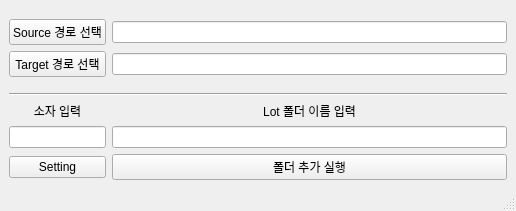
Old version of the form Mk_ui.ui in the repository junlee11/MK_Lot.
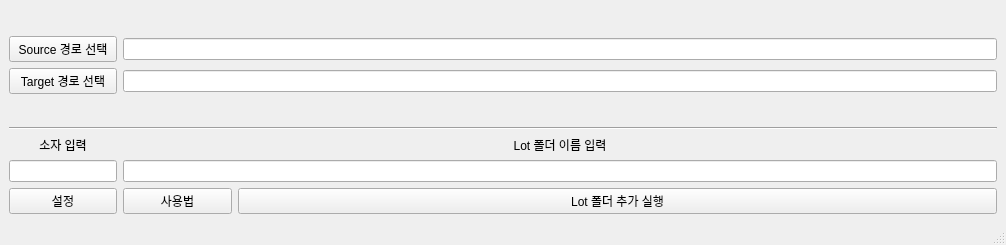
New version of the form.

What changed in the file:
```diff
--- a/Mk_ui.ui
+++ b/Mk_ui.ui
@@ -6,15 +6,58 @@
    <rect>
     <x>0</x>
     <y>0</y>
-    <width>516</width>
-    <height>211</height>
+    <width>1006</width>
+    <height>245</height>
    </rect>
   </property>
   <property name="windowTitle">
    <string>Make_Lot_Folder</string>
   </property>
   <widget class="QWidget" name="centralwidget">
-   <layout class="QGridLayout" name="gridLayout" columnstretch="1,9">
+   <layout class="QGridLayout" name="gridLayout" columnstretch="1,1,7">
+    <item row="4" column="1">
+     <spacer name="verticalSpacer_2">
+      <property name="orientation">
+       <enum>Qt::Vertical</enum>
+      </property>
+      <property name="sizeHint" stdset="0">
+       <size>
+        <width>20</width>
+        <height>40</height>
+       </size>
+      </property>
+     </spacer>
+    </item>
+    <item row="6" column="0">
+     <widget class="QLabel" name="label_3">
+      <property name="text">
+       <string>소자 입력</string>
+      </property>
+      <property name="alignment">
+       <set>Qt::AlignCenter</set>
+      </property>
+     </widget>
+    </item>
+    <item row="4" column="0">
+     <spacer name="verticalSpacer">
+      <property name="orientation">
+       <enum>Qt::Vertical</enum>
+      </property>
+      <property name="sizeHint" stdset="0">
+       <size>
+        <width>20</width>
+        <height>40</height>
+       </size>
+      </property>
+     </spacer>
+    </item>
+    <item row="7" column="0">
+     <widget class="QLineEdit" name="line_device">
+      <property name="alignment">
+       <set>Qt::AlignCenter</set>
+      </property>
+     </widget>
+    </item>
     <item row="1" column="0">
      <widget class="QPushButton" name="push_source">
       <property name="text">
@@ -22,25 +65,6 @@
       </property>
      </widget>
     </item>
-    <item row="1" column="1">
-     <widget class="QLineEdit" name="line_source"/>
-    </item>
-    <item row="7" column="0">
-     <widget class="QLineEdit" name="line_device"/>
-    </item>
-    <item row="0" column="1">
-     <spacer name="verticalSpacer_4">
-      <property name="orientation">
-       <enum>Qt::Vertical</enum>
-      </property>
-      <property name="sizeHint" stdset="0">
-       <size>
-        <width>20</width>
-        <height>40</height>
-       </size>
-      </property>
-     </spacer>
-    </item>
     <item row="0" column="0">
      <spacer name="verticalSpacer_3">
       <property name="orientation">
@@ -54,22 +78,18 @@
       </property>
      </spacer>
     </item>
-    <item row="2" column="1">
-     <widget class="QLineEdit" name="line_target"/>
-    </item>
-    <item row="8" column="0">
-     <widget class="QPushButton" name="push_setting">
-      <property name="text">
-       <string>Setting</string>
+    <item row="0" column="1">
+     <spacer name="verticalSpacer_4">
+      <property name="orientation">
+       <enum>Qt::Vertical</enum>
       </property>
-     </widget>
-    </item>
-    <item row="8" column="1">
-     <widget class="QPushButton" name="push_run">
-      <property name="text">
-       <string>폴더 추가 실행</string>
+      <property name="sizeHint" stdset="0">
+       <size>
+        <width>20</width>
+        <height>40</height>
+       </size>
       </property>
-     </widget>
+     </spacer>
     </item>
     <item row="2" column="0">
      <widget class="QPushButton" name="push_target">
@@ -78,20 +98,31 @@
       </property>
      </widget>
     </item>
-    <item row="6" column="0">
-     <widget class="QLabel" name="label_3">
+    <item row="8" column="1">
+     <widget class="QPushButton" name="push_manual">
       <property name="text">
-       <string>소자 입력</string>
+       <string>사용법</string>
       </property>
-      <property name="alignment">
-       <set>Qt::AlignCenter</set>
+     </widget>
+    </item>
+    <item row="8" column="0">
+     <widget class="QPushButton" name="push_setting">
+      <property name="text">
+       <string>설정</string>
       </property>
      </widget>
     </item>
-    <item row="7" column="1">
+    <item row="8" column="2">
+     <widget class="QPushButton" name="push_run">
+      <property name="text">
+       <string>Lot 폴더 추가 실행</string>
+      </property>
+     </widget>
+    </item>
+    <item row="7" column="1" colspan="2">
      <widget class="QLineEdit" name="line_folder"/>
     </item>
-    <item row="6" column="1">
+    <item row="6" column="1" colspan="2">
      <widget class="QLabel" name="label">
       <property name="text">
        <string>Lot 폴더 이름 입력</string>
@@ -101,39 +132,27 @@
       </property>
      </widget>
     </item>
-    <item row="5" column="0" colspan="2">
+    <item row="2" column="1" colspan="2">
+     <widget class="QLineEdit" name="line_target">
+      <property name="readOnly">
+       <bool>true</bool>
+      </property>
+     </widget>
+    </item>
+    <item row="1" column="1" colspan="2">
+     <widget class="QLineEdit" name="line_source">
+      <property name="readOnly">
+       <bool>true</bool>
+      </property>
+     </widget>
+    </item>
+    <item row="5" column="0" colspan="3">
      <widget class="Line" name="line">
       <property name="orientation">
        <enum>Qt::Horizontal</enum>
       </property>
      </widget>
     </item>
-    <item row="4" column="1">
-     <spacer name="verticalSpacer_2">
-      <property name="orientation">
-       <enum>Qt::Vertical</enum>
-      </property>
-      <property name="sizeHint" stdset="0">
-       <size>
-        <width>20</width>
-        <height>40</height>
-       </size>
-      </property>
-     </spacer>
-    </item>
-    <item row="4" column="0">
-     <spacer name="verticalSpacer">
-      <property name="orientation">
-       <enum>Qt::Vertical</enum>
-      </property>
-      <property name="sizeHint" stdset="0">
-       <size>
-        <width>20</width>
-        <height>40</height>
-       </size>
-      </property>
-     </spacer>
-    </item>
    </layout>
   </widget>
   <widget class="QMenuBar" name="menubar">
```
Left out of the diff: 14 changed lines with no effect on the pictures.
